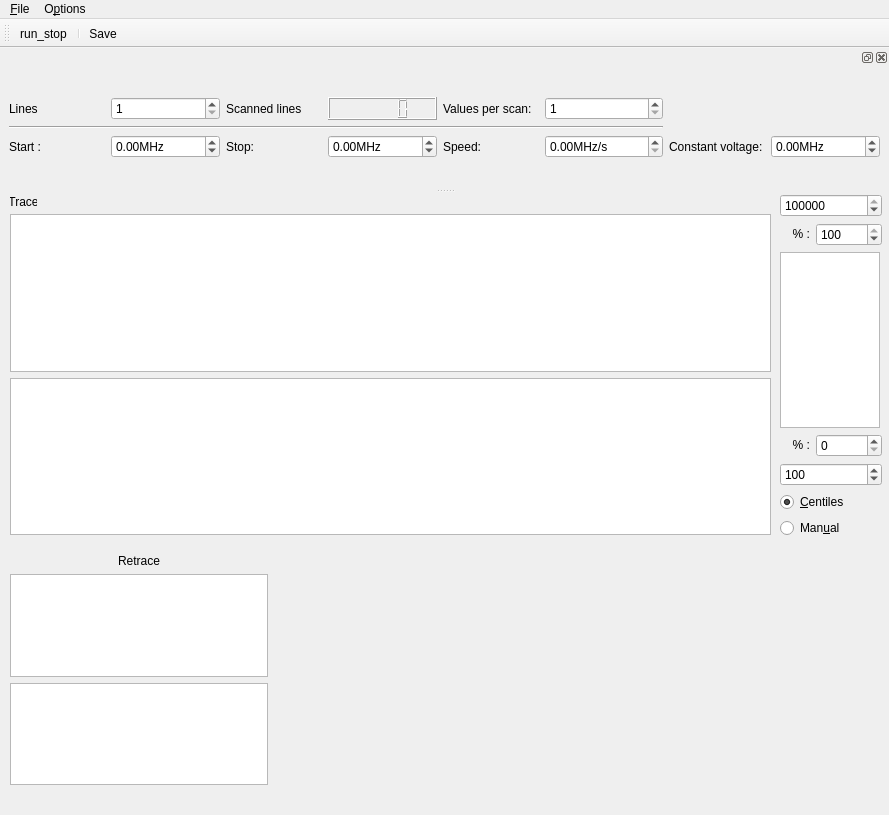
The window that gui/laserscanner/ui_laserscannergui.ui (pi3Stuttgart/qudi) describes before a commit, drawn with Qt 5.
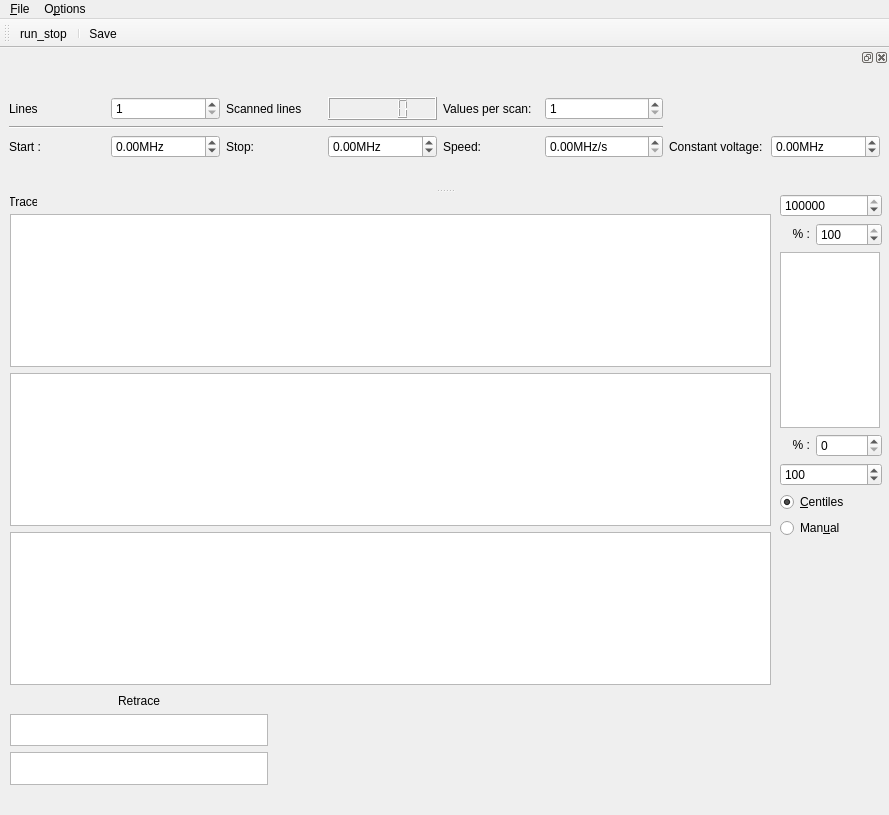
The same window after the commit. Icons and pictures are not drawn. Custom widgets are drawn as their Qt base class.

Patch:
```diff
--- a/gui/laserscanner/ui_laserscannergui.ui
+++ b/gui/laserscanner/ui_laserscannergui.ui
@@ -144,9 +144,9 @@
     <property name="geometry">
      <rect>
       <x>10</x>
-      <y>360</y>
+      <y>500</y>
       <width>258</width>
-      <height>231</height>
+      <height>91</height>
      </rect>
     </property>
     <layout class="QGridLayout" name="gridLayout_2">
@@ -204,7 +204,7 @@
       <x>10</x>
       <y>20</y>
       <width>761</width>
-      <height>321</height>
+      <height>471</height>
      </rect>
     </property>
     <layout class="QVBoxLayout" name="verticalLayout">
@@ -228,6 +228,16 @@
        </property>
       </widget>
      </item>
+     <item>
+      <widget class="PlotWidget" name="voltscan_ViewWidget_2">
+       <property name="sizePolicy">
+        <sizepolicy hsizetype="Expanding" vsizetype="Expanding">
+         <horstretch>1</horstretch>
+         <verstretch>1</verstretch>
+        </sizepolicy>
+       </property>
+      </widget>
+     </item>
     </layout>
    </widget>
   </widget>
```
Left out of the diff: 20 changed lines with no effect on the pictures.
